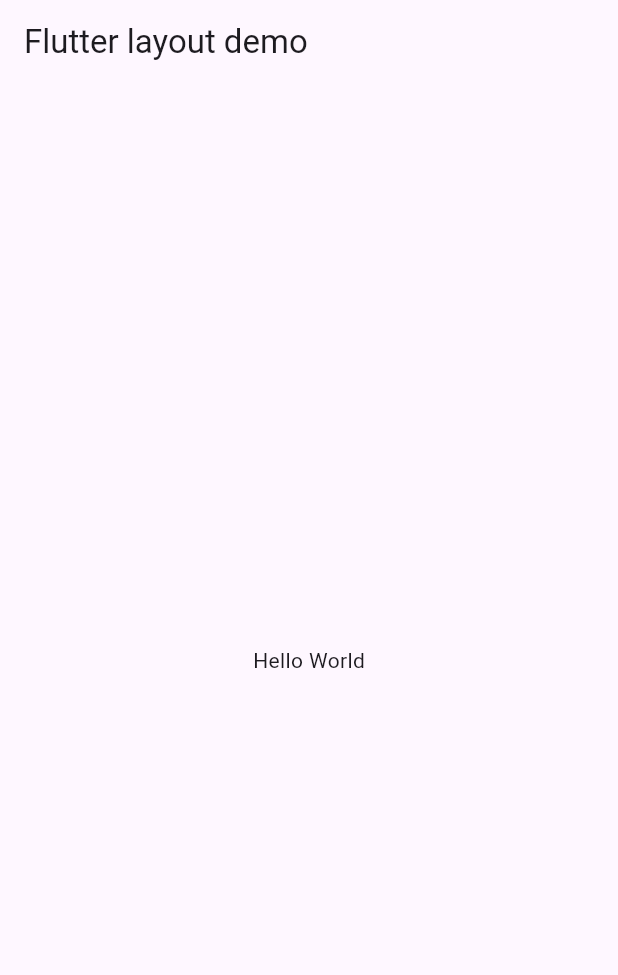
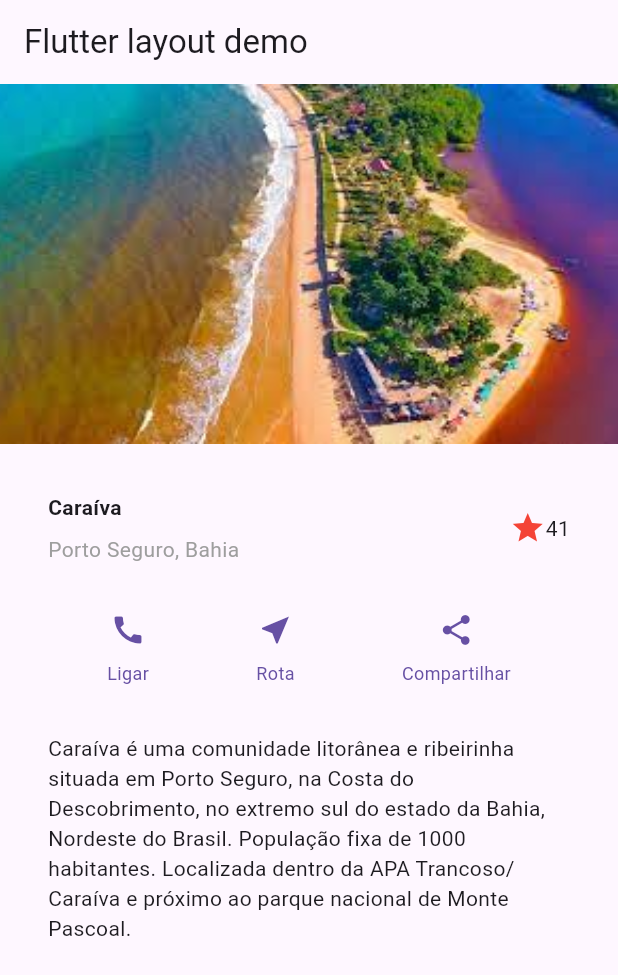
Before and after one commit to Axemay/explore_mundo, a Flutter app: the screen it shows after launch, on a phone screen of 412 x 824 dp. Shown: the top 975 px of the screen. Run offline on Flutter 3.47's test engine with Material 3 defaults, Android fonts, the phone set to English and light mode, and no system bars.

Commit message:
Passo a passo

```diff
--- a/lib/main.dart
+++ b/lib/main.dart
@@ -1,43 +1,192 @@
-// ignore_for_file: prefer_const_constructors
-
 import 'package:flutter/material.dart';
 
 void main() => runApp(const MyApp());
 
-
-
 class MyApp extends StatelessWidget {
-
   const MyApp({super.key});
 
+  @override
+  Widget build(BuildContext context) {
+    const String appTitle = 'Flutter layout demo';
+    return MaterialApp(
+      title: appTitle,
+      home: Scaffold(
+        appBar: AppBar(
+          title: const Text(appTitle),
+        ),
+        body: const SingleChildScrollView(
+                    child: Column(
+                    children: [
+                      ImageSection(
+                        image: 'images/caraiva.jpeg',
+                      ),
+                    TitleSection(
+                    name: 'Caraíva',
+                    location: 'Porto Seguro, Bahia',
+                    ),
+                        ButtonSection(),
+                        TextSection(
+                    description:
+                    'Caraíva é uma comunidade litorânea e ribeirinha situada em Porto Seguro, na Costa do Descobrimento, no extremo sul do estado da Bahia, Nordeste do Brasil. População fixa de 1000 habitantes. Localizada dentro da APA Trancoso/Caraíva e próximo ao parque nacional de Monte Pascoal.',
+                    ),
+                    ],
+        ),
+      ),
+    )
+    );
+  }
+}
 
+class TitleSection extends StatelessWidget {
+  const TitleSection({
+    super.key,
+    required this.name,
+    required this.location,
+  });
+
+  final String name;
+  final String location;
 
   @override
+  Widget build(BuildContext context) {
+    return Padding(
+      padding: const EdgeInsets.all(32),
+      child: Row(
+        children: [
+          Expanded(
+            /*1*/
+            child: Column(
+              crossAxisAlignment: CrossAxisAlignment.start,
+              children: [
+                /*2*/
+                Padding(
+                  padding: const EdgeInsets.only(bottom: 8),
+                  child: Text(
+                    name,
+                    style: const TextStyle(
+                      fontWeight: FontWeight.bold,
+                    ),
+                  ),
+                ),
+                Text(
+                  location,
+                  style: TextStyle(
+                    color: Colors.grey[500],
+                  ),
+                ),
+              ],
+            ),
+          ),
+          /*3*/
+          Icon(
+            Icons.star,
+            color: Colors.red[500],
+          ),
+          const Text('41'),
+        ],
+      ),
+    );
+  }
+}
 
+class ButtonSection extends StatelessWidget {
+  const ButtonSection({super.key});
+
+  @override
   Widget build(BuildContext context) {
+    final Color color = Theme.of(context).primaryColor;
+    return SizedBox(
+      child: Row(
+        mainAxisAlignment: MainAxisAlignment.spaceEvenly,
+        children: [
+          ButtonWithText(
+            color: color,
+            icon: Icons.call,
+            label: 'Ligar',
+          ),
+          ButtonWithText(
+            color: color,
+            icon: Icons.near_me,
+            label: 'Rota',
+          ),
+          ButtonWithText(
+            color: color,
+            icon: Icons.share,
+            label: 'Compartilhar',
+          ),
+        ],
+      ),
+    );
+  }
+}
 
-    return MaterialApp(
+class ButtonWithText extends StatelessWidget {
+  const ButtonWithText({
+    super.key,
+    required this.color,
+    required this.icon,
+    required this.label,
+  });
 
-      title: 'Flutter layout demo',
+  final Color color;
+  final IconData icon;
+  final String label;
 
-      home: Scaffold(
+  @override
+  Widget build(BuildContext context) {
+    return Column(
+      mainAxisSize: MainAxisSize.min,
+      mainAxisAlignment: MainAxisAlignment.center,
+      children: [
+        Icon(icon, color: color),
+        Padding(
+          padding: const EdgeInsets.only(top: 8),
+          child: Text(
+            label,
+            style: TextStyle(
+              fontSize: 12,
+              fontWeight: FontWeight.w400,
+              color: color,
+            ),
+          ),
+        ),
+      ],
+    );
+  }
+}
 
-        appBar: AppBar(
+class TextSection extends StatelessWidget {
+  const TextSection({
+    super.key,
+    required this.description,
+  });
 
-          title: const Text('Flutter layout demo'),
+  final String description;
 
-        ),
+  @override
+  Widget build(BuildContext context) {
+    return Padding(
+      padding: const EdgeInsets.all(32),
+      child: Text(
+        description,
+        softWrap: true,
+      ),
+    );
+  }
+}
 
-        body: const Center(
+class ImageSection extends StatelessWidget {
+  const ImageSection({super.key, required this.image});
 
-          child: Text('Hello World'),
+  final String image;
 
-        ),
-
-      ),
-
+  @override
+  Widget build(BuildContext context) {
+    return Image.asset(
+      image,
+      width: 600,
+      height: 240,
+      fit: BoxFit.cover,
     );
-
   }
-
 }
--- a/pubspec.yaml
+++ b/pubspec.yaml
@@ -57,7 +57,8 @@ flutter:
   # included with your application, so that you can use the icons in
   # the material Icons class.
   uses-material-design: true
-
+  assets:
+    - images/caraiva.jpeg
   # To add assets to your application, add an assets section, like this:
   # assets:
   #   - images/a_dot_burr.jpeg
```
Also changed, not shown: images/caraiva.jpeg (added).
